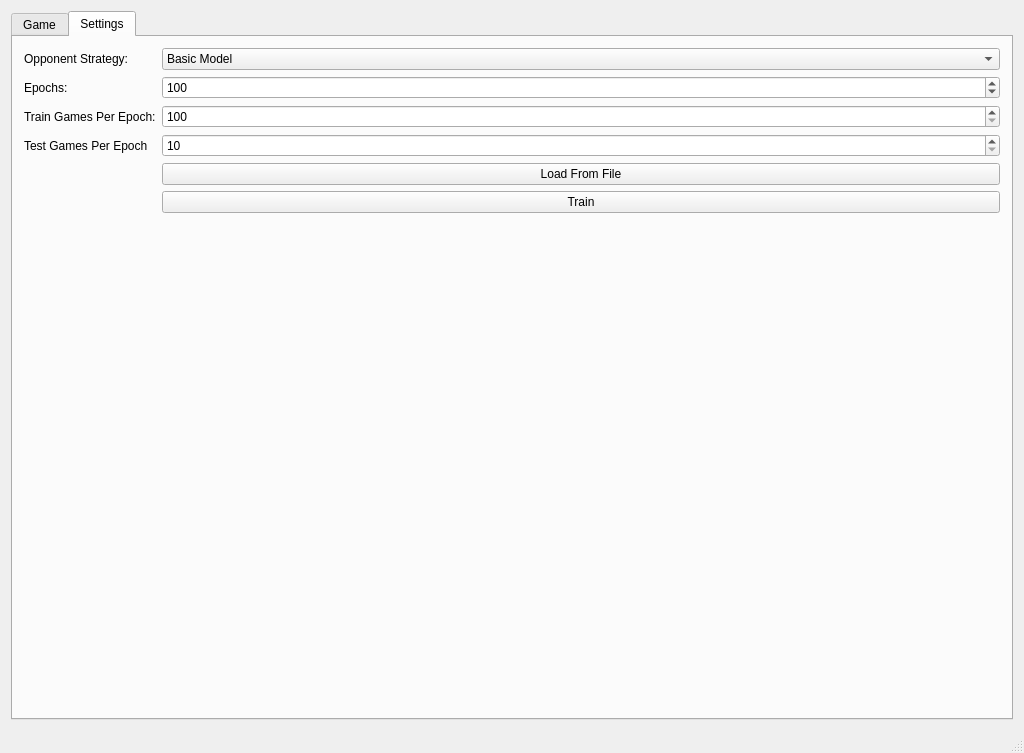
Qt form QwentWindow.ui (austinsimpson/qwent) before a commit.
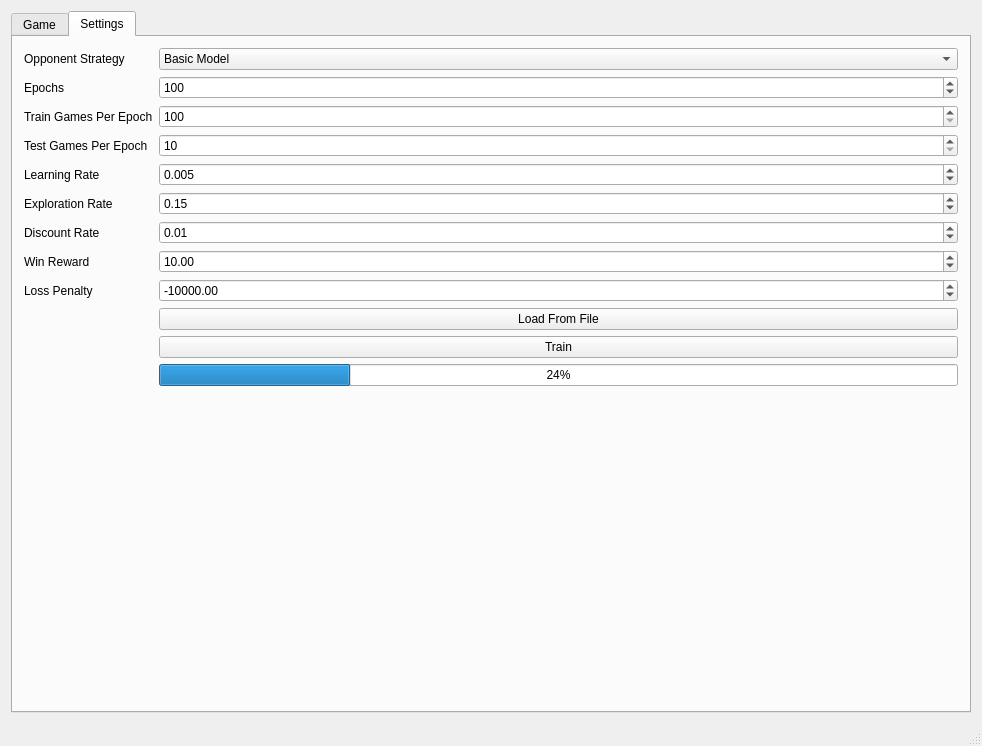
The same form after that commit. Custom widgets are drawn as their Qt base class.

Commit message: Finished ui implementation for training RL model

What changed in the file:
```diff
--- a/QwentWindow.ui
+++ b/QwentWindow.ui
@@ -6,8 +6,8 @@
    <rect>
     <x>0</x>
     <y>0</y>
-    <width>1024</width>
-    <height>753</height>
+    <width>982</width>
+    <height>746</height>
    </rect>
   </property>
   <property name="windowTitle">
@@ -34,13 +34,13 @@
        <attribute name="title">
         <string>Settings</string>
        </attribute>
-       <layout class="QVBoxLayout" name="verticalLayout_2" stretch="1,2">
+       <layout class="QVBoxLayout" name="verticalLayout_2" stretch="0,2">
         <item>
          <layout class="QFormLayout" name="formLayout">
           <item row="0" column="0">
            <widget class="QLabel" name="label">
             <property name="text">
-             <string>Opponent Strategy:</string>
+             <string>Opponent Strategy</string>
             </property>
            </widget>
           </item>
@@ -61,7 +61,7 @@
           <item row="1" column="0">
            <widget class="QLabel" name="_epochsLabel">
             <property name="text">
-             <string>Epochs:</string>
+             <string>Epochs</string>
             </property>
            </widget>
           </item>
@@ -73,6 +73,9 @@
             <property name="maximum">
              <number>1000</number>
             </property>
+            <property name="singleStep">
+             <number>50</number>
+            </property>
             <property name="value">
              <number>100</number>
             </property>
@@ -81,7 +84,7 @@
           <item row="2" column="0">
            <widget class="QLabel" name="_trainGamesLabel">
             <property name="text">
-             <string>Train Games Per Epoch:</string>
+             <string>Train Games Per Epoch</string>
             </property>
            </widget>
           </item>
@@ -93,39 +96,164 @@
             <property name="maximum">
              <number>10000</number>
             </property>
+            <property name="singleStep">
+             <number>50</number>
+            </property>
            </widget>
           </item>
-          <item row="3" column="0">
+          <item row="4" column="0">
            <widget class="QLabel" name="_testGamesLabel">
             <property name="text">
              <string>Test Games Per Epoch</string>
             </property>
            </widget>
           </item>
-          <item row="3" column="1">
+          <item row="4" column="1">
            <widget class="QSpinBox" name="_testGamesCountSpinBox">
+            <property name="focusPolicy">
+             <enum>Qt::ClickFocus</enum>
+            </property>
+            <property name="keyboardTracking">
+             <bool>true</bool>
+            </property>
             <property name="minimum">
              <number>10</number>
             </property>
             <property name="maximum">
              <number>1000</number>
+            </property>
+            <property name="singleStep">
+             <number>10</number>
+            </property>
+           </widget>
+          </item>
+          <item row="5" column="0">
+           <widget class="QLabel" name="_learningRateLabel">
+            <property name="text">
+             <string>Learning Rate</string>
             </property>
            </widget>
           </item>
           <item row="5" column="1">
-           <widget class="QPushButton" name="_trainButton">
+           <widget class="QDoubleSpinBox" name="_learningRateSpinBox">
+            <property name="decimals">
+             <number>3</number>
+            </property>
+            <property name="maximum">
+             <double>1.000000000000000</double>
+            </property>
+            <property name="singleStep">
+             <double>0.001000000000000</double>
+            </property>
+            <property name="value">
+             <double>0.005000000000000</double>
+            </property>
+           </widget>
+          </item>
+          <item row="6" column="0">
+           <widget class="QLabel" name="_explorationRateLabel">
             <property name="text">
-             <string>Train</string>
+             <string>Exploration Rate</string>
             </property>
            </widget>
           </item>
-          <item row="4" column="1">
+          <item row="6" column="1">
+           <widget class="QDoubleSpinBox" name="_explorationRateSpinBox">
+            <property name="maximum">
+             <double>1.000000000000000</double>
+            </property>
+            <property name="singleStep">
+             <double>0.010000000000000</double>
+            </property>
+            <property name="value">
+             <double>0.150000000000000</double>
+            </property>
+           </widget>
+          </item>
+          <item row="7" column="0">
+           <widget class="QLabel" name="_discountRateLabel">
+            <property name="text">
+             <string>Discount Rate</string>
+            </property>
+           </widget>
+          </item>
+          <item row="7" column="1">
+           <widget class="QDoubleSpinBox" name="_discountRateDoubleSpinBox">
+            <property name="maximum">
+             <double>1.000000000000000</double>
+            </property>
+            <property name="singleStep">
+             <double>0.010000000000000</double>
+            </property>
+            <property name="value">
+             <double>0.010000000000000</double>
+            </property>
+           </widget>
+          </item>
+          <item row="10" column="1">
            <widget class="QPushButton" name="_loadFromFileButton">
             <property name="text">
              <string>Load From File</string>
             </property>
            </widget>
           </item>
+          <item row="11" column="1">
+           <widget class="QPushButton" name="_trainButton">
+            <property name="text">
+             <string>Train</string>
+            </property>
+           </widget>
+          </item>
+          <item row="8" column="1">
+           <widget class="QDoubleSpinBox" name="_winRewardSpinBox">
+            <property name="minimum">
+             <double>1.000000000000000</double>
+            </property>
+            <property name="maximum">
+             <double>100000.000000000000000</double>
+            </property>
+            <property name="value">
+             <double>10.000000000000000</double>
+            </property>
+           </widget>
+          </item>
+          <item row="8" column="0">
+           <widget class="QLabel" name="_winRewardLabel">
+            <property name="text">
+             <string>Win Reward</string>
+            </property>
+           </widget>
+          </item>
+          <item row="9" column="0">
+           <widget class="QLabel" name="_lossPenaltyLabel">
+            <property name="text">
+             <string>Loss Penalty</string>
+            </property>
+           </widget>
+          </item>
+          <item row="9" column="1">
+           <widget class="QDoubleSpinBox" name="_lossPenaltySpinBox">
+            <property name="minimum">
+             <double>-100000000.000000000000000</double>
+            </property>
+            <property name="maximum">
+             <double>-1.000000000000000</double>
+            </property>
+            <property name="singleStep">
+             <double>1000.000000000000000</double>
+            </property>
+            <property name="value">
+             <double>-10000.000000000000000</double>
+            </property>
+           </widget>
+          </item>
+          <item row="12" column="1">
+           <widget class="QProgressBar" name="_trainingProgressBar">
+            <property name="value">
+             <number>24</number>
+            </property>
+           </widget>
+          </item>
          </layout>
         </item>
         <item>
@@ -155,8 +283,8 @@
     <rect>
      <x>0</x>
      <y>0</y>
-     <width>1024</width>
-     <height>24</height>
+     <width>982</width>
+     <height>22</height>
     </rect>
    </property>
   </widget>
```
The commit also changes 20 other files.
